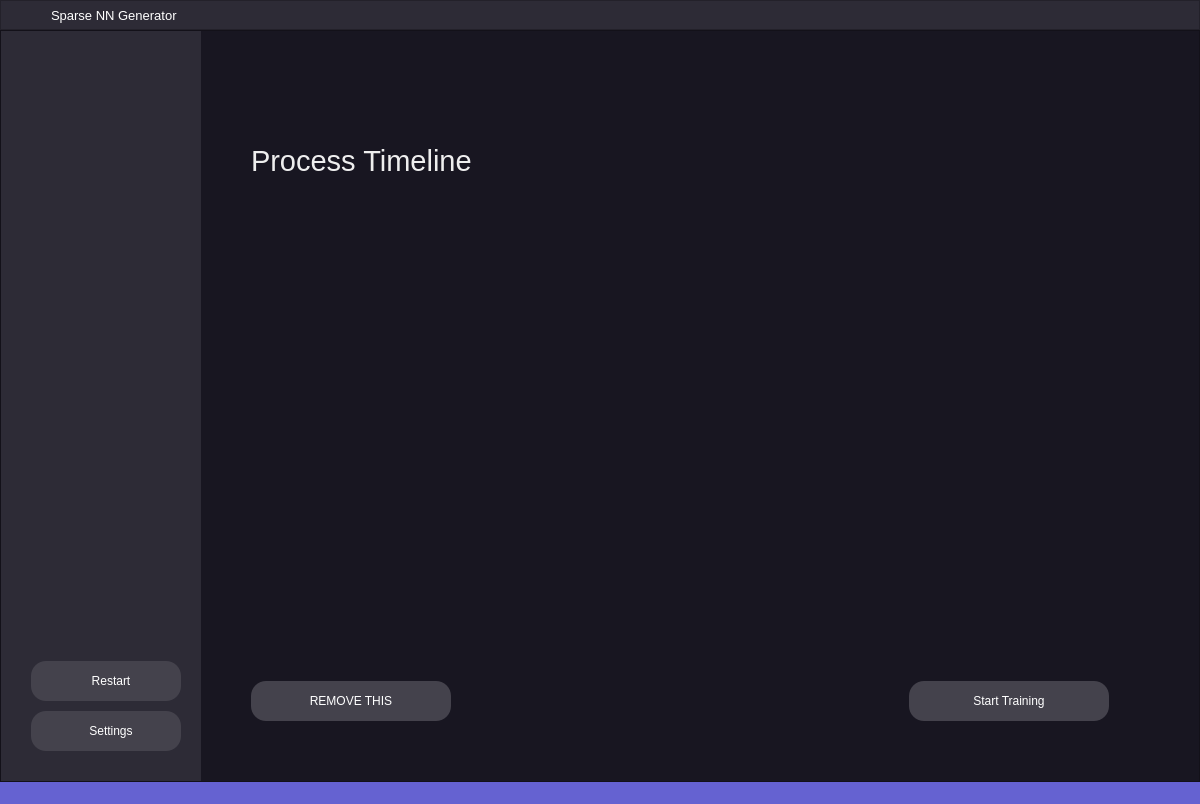
Above: mainwindowui.ui from saxovia/bsc-thesis before the change. Below: the same form after it.
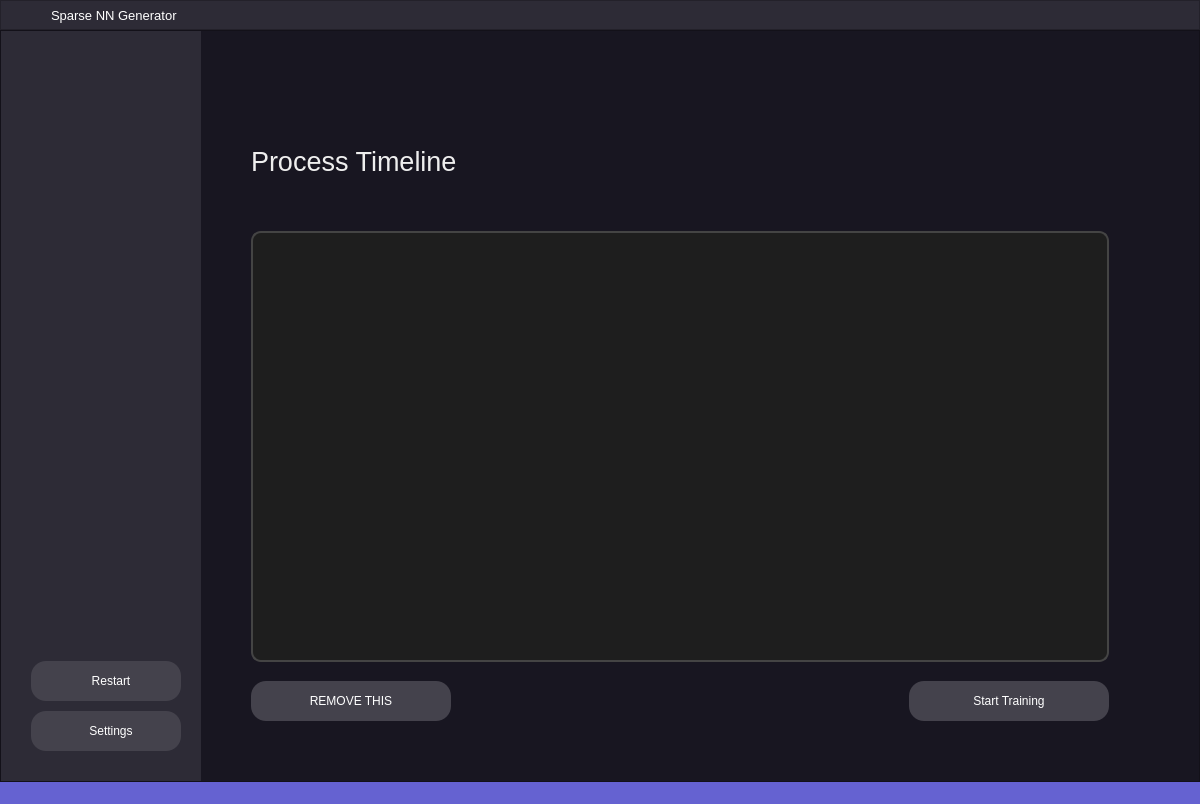
That is the form after the change. The open tabs and pages were chosen to show the change. Icons and pictures are not drawn.

Commit message: Make the timeline functional. Make LSTMs functional in training. Adjust tables with delete and edit parts (non functional)

Diff of the .ui file:
```diff
--- a/mainwindowui.ui
+++ b/mainwindowui.ui
@@ -68,44 +68,36 @@
 	border: none;
 }
 
-
 QScrollBar:vertical, QScrollBar:horizontal {
-	background-color: transparent;
-	width: 8px;
-	height: 8px;
-	border-radius: 5px;
+    background: transparent;
+    width: 14px;
+    height: 14px;
+    margin: 2px;
 }
 
 QScrollBar::handle:vertical, QScrollBar::handle:horizontal {
-	background-color: #494dca;
-	border-radius: 5px;
-	width: 15px;
+    background-color: #494dca;
+    min-height: 20px;
+    border-radius: 6px;
 }
 
 QScrollBar::handle:vertical:hover, QScrollBar::handle:horizontal:hover {
 	background-color: #6562d1;
 }
 
-QScrollBar::add-page:vertical,
-QTextEdit QScrollBar::sub-page:vertical,
 QScrollBar::add-line:vertical,
-QTextEdit QScrollBar::sub-line:vertical,
-QScrollBar::add-page:vertical,
-QScrollBar::sub-page:vertical,
-
-QScrollBar::add-page:horizontal,
-QTextEdit QScrollBar::sub-page:horizontal,
+QScrollBar::sub-line:vertical,
 QScrollBar::add-line:horizontal,
-QTextEdit QScrollBar::sub-line:horizontal,
-QScrollBar::add-page:horizontal,
-QScrollBar::sub-page:horizontal
- {
-	background-color: transparent;
-	border: none
+QScrollBar::sub-line:horizontal {
+    height: 0;
+    width: 0;
 }
 
-QScrollBar {
-	border: none
+QScrollBar::add-page:vertical,
+QScrollBar::sub-page:vertical,
+QScrollBar::add-page:horizontal,
+QScrollBar::sub-page:horizontal {
+    background: none;
 }
 
 QScrollArea QWidget {
@@ -164,6 +156,26 @@
 }
 
 
+QCheckBox {
+    spacing: 8px;
+    background-color: transparent;
+    color: white;
+    font-size: 14px;
+}
+
+QCheckBox::indicator {
+    width: 18px;
+    height: 18px;
+    border: 2px solid white;
+    border-radius: 6px;  /* Rounded corners */
+    background-color: transparent;
+}
+
+QCheckBox::indicator:checked {
+    background-color: white;
+}
+
+
 #home_page .QPushButton {
 	color: #fff;
 	font-size: 16px;
@@ -330,17 +342,21 @@
     color: white;
     font-weight: bold;
 }
-
 QTableWidget, QTableView {
-    border: 1px solid #181621;  /* Border around the entire table */
-    border-radius: 10px;  /* Round the corners of the table */
-    padding: 5px;
-    background-color: #181621;
-outline: none;
+    background-color: #1e1e1e;
+    border: 2px solid #444;
+    border-radius: 10px;
+    gridline-color: #2a2a2a;
+    color: #f0f0f0;
+    font-size: 13px;
+    selection-background-color: #3d6cad;
+    selection-color: white;
+    padding: 4px;
+    outline: none;
 }
 
 QTableWidget::item, QTableView::item {
-    border: none;  /* No border for each item */
+    border: none;
     padding: 10px;
     background-color: #2d2b36;
 }
@@ -354,15 +370,18 @@
 
 QTableWidget QHeaderView::section, 
 QTableView QHeaderView::section {
-    background-color: #2d2b36;
-    border: 1px solid #181621;
-    padding: 10px;
+    background-color: #2b2b2b;
+    color: #dcdcdc;
+    padding: 6px;
+    border: none;
+    border-bottom: 1px solid #444;
     font-weight: bold;
 }
 
 QTableWidget QTableView::item, 
 QTableView::item {
-    border-bottom: 1px solid #ddd;  /* Bottom border for rows */
+      border: none;
+    padding: 6px;
 }
 
 QTableWidget::horizontalHeader, QTableWidget::verticalHeader, QTableView::horizontalHeader, QTableView::verticalHeader {
@@ -376,8 +395,7 @@
     border-collapse: collapse;
     margin-top: 10px;
 	color: #DDD;			
-}
-</string>
+}</string>
   </property>
   <widget class="QWidget" name="centralwidget">
    <property name="enabled">
@@ -1037,6 +1055,21 @@
                  <enum>QFrame::Raised</enum>
                 </property>
                 <layout class="QGridLayout" name="gridLayout_10">
+                 <property name="leftMargin">
+                  <number>0</number>
+                 </property>
+                 <property name="topMargin">
+                  <number>0</number>
+                 </property>
+                 <property name="rightMargin">
+                  <number>0</number>
+                 </property>
+                 <property name="bottomMargin">
+                  <number>0</number>
+                 </property>
+                 <property name="horizontalSpacing">
+                  <number>0</number>
+                 </property>
                  <item row="3" column="0">
                   <widget class="Line" name="line">
                    <property name="styleSheet">
@@ -1058,18 +1091,18 @@
                 <property name="minimumSize">
                  <size>
                   <width>0</width>
+                  <height>50</height>
+                 </size>
+                </property>
+                <property name="maximumSize">
+                 <size>
+                  <width>16777215</width>
                   <height>70</height>
                  </size>
                 </property>
-                <property name="maximumSize">
-                 <size>
-                  <width>16777215</width>
-                  <height>100</height>
-                 </size>
-                </property>
                 <property name="font">
                  <font>
-                  <pointsize>22</pointsize>
+                  <pointsize>20</pointsize>
                   <bold>false</bold>
                  </font>
                 </property>
```
Left out of the diff: 6 changed lines with no effect on the pictures. The commit also changes 9 other files.
